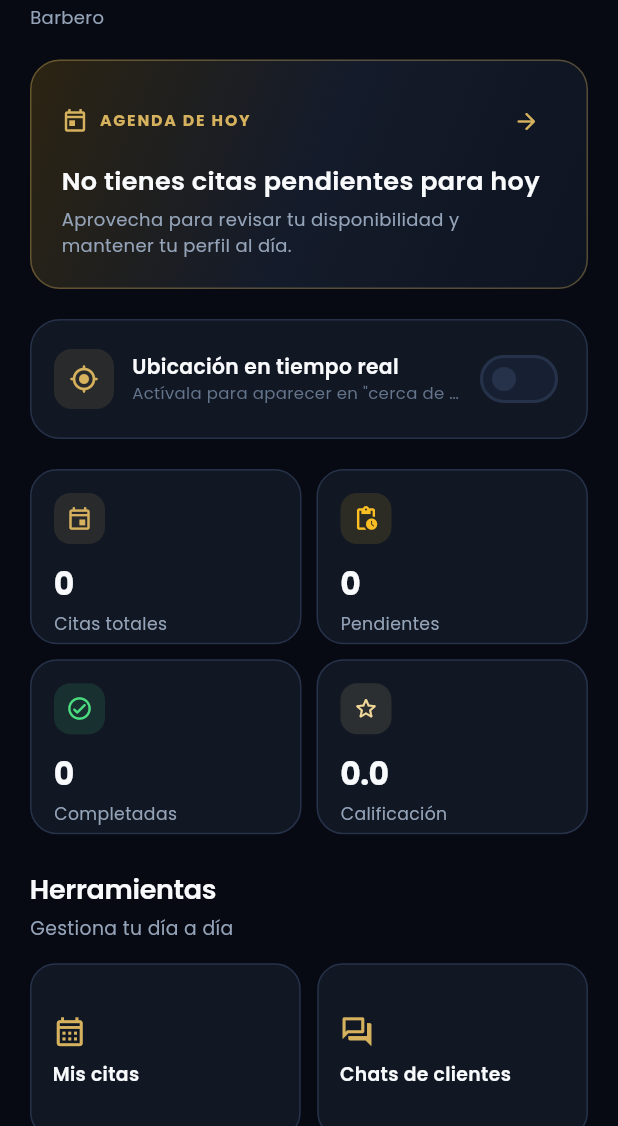
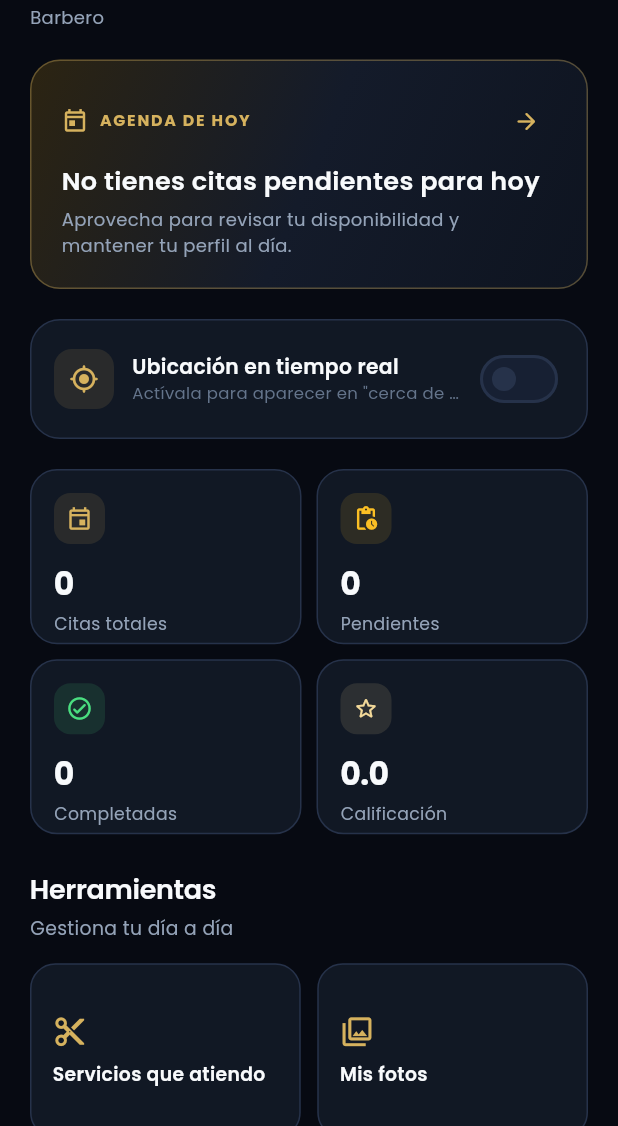
Before and after one commit to Hernando2007/barber-king, a Flutter app: the BarberoHomeScreen screen opened directly with empty values, on a phone screen of 412 x 824 dp, the part 110-1236 px from its top. Run offline on Flutter 3.47's test engine with Material 3 defaults, Android fonts, the phone set to English and light mode, and no system bars; our stand-ins replace cached_network_image, device_info_plus, dio, flutter_local_notifications, flutter_map, flutter_secure_storage and 6 more; missing offline and left inert: workmanager; accounts and stored records are empty; network calls fail; project files that could hold a hidden picture were left out.

Commit message:
feat: barra inferior de navegación para cliente y barbero
Los cuatro destinos frecuentes exigían volver al panel cada vez que se quería
cambiar de sección. El panel se conserva como estaba diseñado y la barra se le
monta encima, así que cada destino mantiene su AppBar, su botón flotante y su
estado al cambiar de pestaña. El administrador sigue con su consola de accesos.

Las pestañas se cargan la primera vez que se visitan: construidas de una sola
vez hubieran hecho las cuatro llamadas en el arranque y el chat hubiera puesto
en cero los no leídos antes de abrirse.

```diff
--- a/frontend/barber_king_app/lib/screens/barbero/barbero_home_screen.dart
+++ b/frontend/barber_king_app/lib/screens/barbero/barbero_home_screen.dart
@@ -7,7 +7,6 @@ import '../../core/formatters.dart';
 import '../../routes/app_routes.dart';
 import '../../services/auth_service.dart';
 import '../../services/barbero_service.dart';
-import '../../services/chat_notificacion_service.dart';
 import '../../services/cita_service.dart';
 import '../../services/dashboard_service.dart';
 import '../../services/ubicacion_service.dart';
@@ -16,6 +15,7 @@ import '../../widgets/barberos/barberos_calificacion.dart';
 import '../../widgets/common/app_ui.dart';
 import '../../widgets/resenas/resenas_panel.dart';
 import '../barberos/perfil_barbero_screen.dart';
+import '../home/pestana_scope.dart';
 
 part '../../widgets/barbero/barbero_home_header.dart';
 part '../../widgets/barbero/barbero_home_info.dart';
@@ -91,6 +91,10 @@ class _BarberoHomeScreenState extends State<BarberoHomeScreen> {
   }
 
   Future<void> _ir(String ruta) async {
+    // Es una pestaña: cambiar de pestaña en lugar de apilar otra copia.
+    final barra = PestanaScope.maybeOf(context);
+    if (barra != null && barra.irARuta(ruta)) return;
+
     await Navigator.pushNamed(context, ruta);
     _cargar();
   }
--- /dev/null
+++ b/frontend/barber_king_app/lib/screens/home/pestana_scope.dart
@@ -0,0 +1,22 @@
+import 'package:flutter/widgets.dart';
+
+/// Expone la barra de pestañas a las pantallas que viven dentro de ella.
+///
+/// Una pantalla necesita saber si la ruta que va a abrir es una pestaña:
+/// si lo es, debe cambiar de pestaña en vez de apilar una copia de sí misma.
+class PestanaScope extends InheritedWidget {
+  const PestanaScope({
+    super.key,
+    required this.irARuta,
+    required super.child,
+  });
+
+  /// Cambia a la pestaña dueño de [ruta]; devuelve false si ninguna lo es.
+  final bool Function(String ruta) irARuta;
+
+  static PestanaScope? maybeOf(BuildContext context) =>
+      context.dependOnInheritedWidgetOfExactType<PestanaScope>();
+
+  @override
+  bool updateShouldNotify(PestanaScope oldWidget) => irARuta != oldWidget.irARuta;
+}
--- a/frontend/barber_king_app/lib/widgets/barbero/barbero_home_herramientas.dart
+++ b/frontend/barber_king_app/lib/widgets/barbero/barbero_home_herramientas.dart
@@ -1,5 +1,7 @@
 part of '../../screens/barbero/barbero_home_screen.dart';
 
+/// Lo que no cabe en la barra inferior. Citas, chats y horarios ya tienen su
+/// pestaña, así que duplicarlos aquí solo alargaría el panel.
 class _BarberoHerramientasGrid extends StatelessWidget {
   final Future<void> Function(String ruta) onAcceso;
 
@@ -7,9 +9,7 @@ class _BarberoHerramientasGrid extends StatelessWidget {
 
   @override
   Widget build(BuildContext context) {
-    return ValueListenableBuilder<int>(
-      valueListenable: ChatNotificacionService.instance.noLeidos,
-      builder: (context, pendientes, _) => GridView.count(
+    return GridView.count(
       crossAxisCount: 2,
       shrinkWrap: true,
       physics: const NeverScrollableScrollPhysics(),
@@ -17,22 +17,6 @@ class _BarberoHerramientasGrid extends StatelessWidget {
       mainAxisSpacing: 11,
       childAspectRatio: 1.55,
       children: [
-          _BarberoAcceso(
-            'Mis citas',
-            Icons.calendar_month_outlined,
-            onTap: () => onAcceso(AppRoutes.citas),
-          ),
-          _BarberoAcceso(
-            'Chats de clientes',
-            Icons.forum_outlined,
-            badge: pendientes,
-            onTap: () => onAcceso(AppRoutes.chatContactos),
-          ),
-          _BarberoAcceso(
-            'Mis horarios',
-            Icons.schedule_outlined,
-            onTap: () => onAcceso(AppRoutes.horarios),
-          ),
         _BarberoAcceso(
           'Servicios que atiendo',
           Icons.content_cut_outlined,
@@ -54,7 +38,6 @@ class _BarberoHerramientasGrid extends StatelessWidget {
           onTap: () => onAcceso(AppRoutes.chatIA),
         ),
       ],
-      ),
     );
   }
 }
@@ -62,13 +45,11 @@ class _BarberoHerramientasGrid extends StatelessWidget {
 class _BarberoAcceso extends StatelessWidget {
   final String titulo;
   final IconData icon;
-  final int badge;
   final VoidCallback onTap;
 
   const _BarberoAcceso(
     this.titulo,
     this.icon, {
-    this.badge = 0,
     required this.onTap,
   });
 
@@ -82,35 +63,7 @@ class _BarberoAcceso extends StatelessWidget {
         crossAxisAlignment: CrossAxisAlignment.start,
         mainAxisAlignment: MainAxisAlignment.center,
         children: [
-          Stack(
-            clipBehavior: Clip.none,
-            children: [
           Icon(icon, color: AppColors.primary, size: 23),
-              if (badge > 0)
-                Positioned(
-                  right: -10,
-                  top: -7,
-                  child: Container(
-                    padding: const EdgeInsets.symmetric(
-                      horizontal: 6,
-                      vertical: 2,
-                    ),
-                    decoration: BoxDecoration(
-                      color: AppColors.error,
-                      borderRadius: BorderRadius.circular(10),
-                    ),
-                    child: Text(
-                      badge > 9 ? '9+' : '$badge',
-                      style: const TextStyle(
-                        color: AppColors.white,
-                        fontSize: 9.5,
-                        fontWeight: FontWeight.w700,
-                      ),
-                    ),
-                  ),
-                ),
-            ],
-          ),
           const SizedBox(height: 9),
           Text(
             titulo,
```
Also changed, not shown: frontend/barber_king_app/lib/screens/cliente/cliente_home_screen.dart (+17 -1 lines), frontend/barber_king_app/lib/screens/home/home_screen.dart (+8 -7 lines), frontend/barber_king_app/lib/screens/home/tabs_home_screen.dart (added, +237 -0 lines), frontend/barber_king_app/lib/widgets/cliente/cliente_home_accesos.dart (+0 -20 lines), 1 other file. Lines whose indentation alone changed are shown as unchanged.
